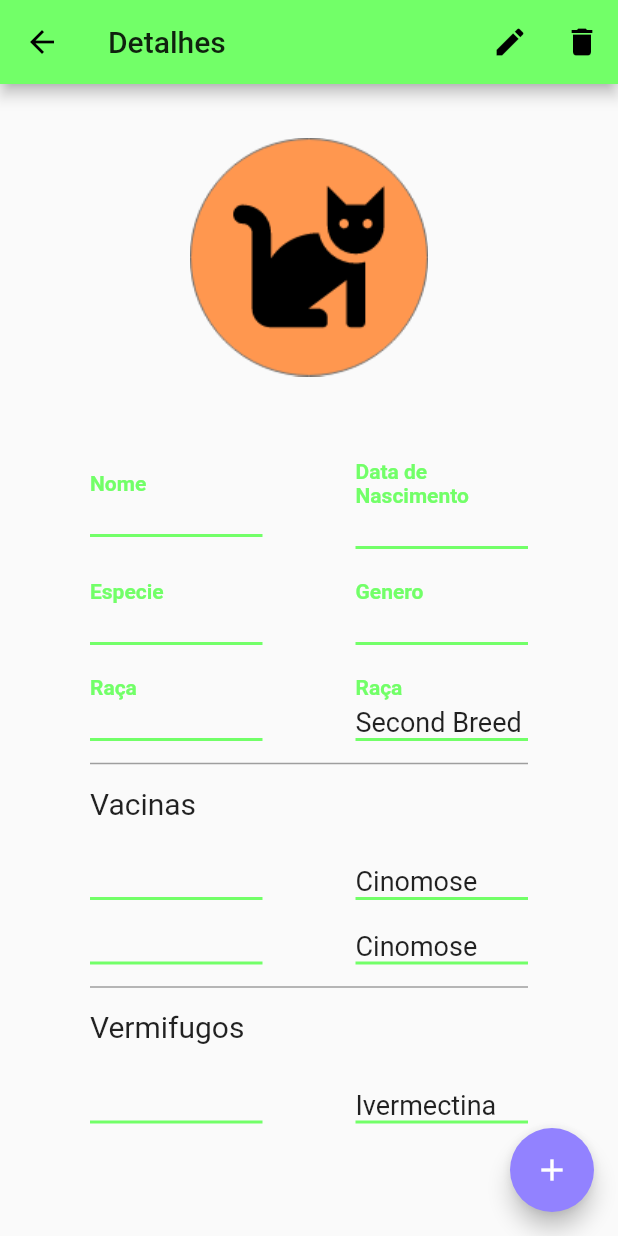
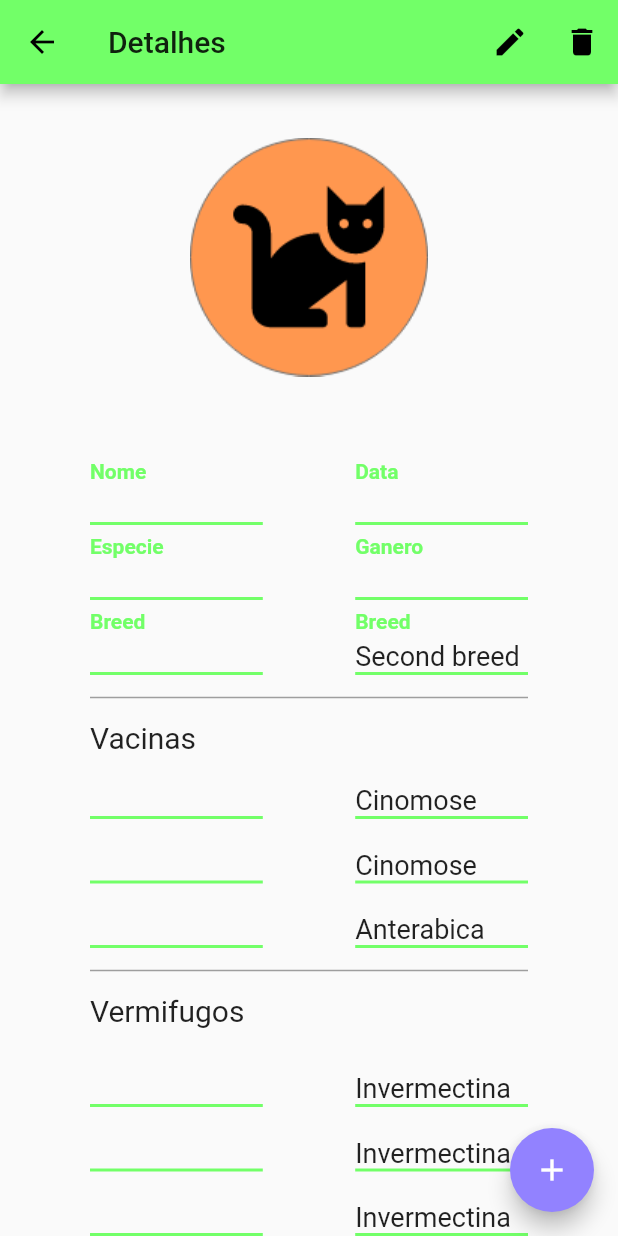
Before and after one commit to EduardoLima03/followpet, a Flutter app: the DetailsPage screen opened directly with empty values, on a phone screen of 412 x 824 dp. Run offline on Flutter 3.47's test engine with Material 2 defaults, Android fonts, the phone set to English and light mode, and no system bars; our stand-ins replace sqflite; accounts and stored records are empty.

Commit message:
Tela de detalhes concluida

```diff
--- a/lib/views/pages/details_page.dart
+++ b/lib/views/pages/details_page.dart
@@ -4,6 +4,7 @@ import 'package:followpet_alfa/data/database_helper.dart';
 import 'package:followpet_alfa/model/pet_model.dart';
 import 'package:followpet_alfa/utils/images.dart';
 import 'package:followpet_alfa/utils/strings/pt_br.dart';
+import 'package:followpet_alfa/views/widgets/field_widgets.dart';
 
 class DetailsPage extends StatefulWidget {
   const DetailsPage({Key key}) : super(key: key);
@@ -45,11 +46,11 @@ class _DetailsPageState extends State<DetailsPage> {
         if (constraints.maxWidth < 600) {
           return layoutSm(_petInfo);
         } else if (constraints.maxWidth >= 600 && constraints.maxWidth < 992) {
-          return layoutMd();
+          return layoutMd(_petInfo);
         } else if (constraints.maxWidth >= 992 && constraints.maxWidth < 1200) {
-          return layoutLg();
+          return layoutLg(_petInfo);
         } else if (constraints.maxWidth >= 1200) {
-          return layoutXl();
+          return layoutXl(_petInfo);
         } else {
           return layoutDefult();
         }
@@ -61,6 +62,7 @@ class _DetailsPageState extends State<DetailsPage> {
     );
   }
 
+  // end LayoutSM
   Widget layoutSm(PetModel pet) {
     return ListView(
       padding: EdgeInsets.fromLTRB(60, 36, 60, 0),
@@ -73,38 +75,33 @@ class _DetailsPageState extends State<DetailsPage> {
         SizedBox(
           height: 55,
         ),
-        Row(
-          children: [
-            field(pet.NamePet, fieldLabelName),
-            Expanded(
-              child: SizedBox(),
-            ),
-            field(pet.DateOfBirthPet, fieldLabelDate),
-          ],
+        FieldWidgets(
+          label1: 'Nome',
+          value1: pet.NamePet,
+          label2: 'Data',
+          value2: pet.DateOfBirthPet,
+          sized: 18,
         ),
         SizedBox(
-          height: 20,
+          height: 6,
         ),
-        Row(
-          children: [
-            field(pet.SpeciePet, fieldLabelSpacie),
-            Expanded(
-              child: SizedBox(),
-            ),
-            field(pet.GenderPet, fieldLabelGender)
-          ],
+        FieldWidgets(
+          sized: 18,
+          label1: 'Especie',
+          value1: pet.SpeciePet,
+          label2: 'Ganero',
+          value2: pet.GenderPet,
         ),
         SizedBox(
-          height: 20,
+          height: 6,
         ),
-        Row(
-          children: [
-            field(pet.BreedPet, fieldLabelBreed),
-            Expanded(child: SizedBox()),
-            field("Second Breed", fieldLabelBreed)
-          ],
+        FieldWidgets(
+          sized: 18,
+          label1: 'Breed',
+          value1: pet.BreedPet,
+          label2: 'Breed',
+          value2: 'Second breed',
         ),
-        //SizedBox(height: 19,),
         Container(
           child: Divider(
             height: 30,
@@ -117,69 +114,23 @@ class _DetailsPageState extends State<DetailsPage> {
           'Vacinas',
           style: TextStyle(fontSize: 20),
         ),
-        SizedBox(height: 30),
-        Row(
-          children: [
-            Container(
-              width: 115,
-              child: Text(
-                pet.DateOfBirthPet,
-                style: TextStyle(fontSize: 18),
-              ),
-              decoration: BoxDecoration(
-                border: Border(
-                  bottom: BorderSide(
-                      color: Theme.of(context).primaryColor, width: 2),
-                ),
-              ),
-            ),
-            Expanded(child: SizedBox()),
-            Container(
-              width: 115,
-              child: Text(
-                "Cinomose",
-                style: TextStyle(fontSize: 18),
-              ),
-              decoration: BoxDecoration(
-                border: Border(
-                  bottom: BorderSide(
-                      color: Theme.of(context).primaryColor, width: 2),
-                ),
-              ),
-            ),
-          ],
+        SizedBox(height: 20),
+        FieldWidgets(
+          value1: pet.DateOfBirthPet,
+          value2: 'Cinomose',
+          sized: 18,
         ),
         SizedBox(height: 20),
-        Row(
-          children: [
-            Container(
-              width: 115,
-              child: Text(
-                pet.DateOfBirthPet,
-                style: TextStyle(fontSize: 18),
+        FieldWidgets(
+          value1: pet.DateOfBirthPet,
+          value2: 'Cinomose',
+          sized: 18,
         ),
-              decoration: BoxDecoration(
-                border: Border(
-                  bottom: BorderSide(
-                      color: Theme.of(context).primaryColor, width: 2),
-                ),
-              ),
-            ),
-            Expanded(child: SizedBox()),
-            Container(
-              width: 115,
-              child: Text(
-                "Cinomose",
-                style: TextStyle(fontSize: 18),
-              ),
-              decoration: BoxDecoration(
-                border: Border(
-                  bottom: BorderSide(
-                      color: Theme.of(context).primaryColor, width: 2),
-                ),
-              ),
-            ),
-          ],
+        SizedBox(height: 20),
+        FieldWidgets(
+          value1: pet.DateOfBirthPet,
+          value2: 'Anterabica',
+          sized: 18,
         ),
         // end section vaccine
         //TODO start section vermifuge
@@ -195,92 +146,232 @@ class _DetailsPageState extends State<DetailsPage> {
           style: TextStyle(fontSize: 20),
         ),
         SizedBox(height: 30),
-        Row(
-          children: [
-            Container(
-              width: 115,
-              child: Text(
-                pet.DateOfBirthPet,
-                style: TextStyle(fontSize: 18),
+        FieldWidgets(
+          value1: pet.DateOfBirthPet,
+          value2: 'Invermectina',
+          sized: 18,
         ),
-              decoration: BoxDecoration(
-                border: Border(
-                  bottom: BorderSide(
-                      color: Theme.of(context).primaryColor, width: 2),
+        SizedBox(height: 20,),
+        FieldWidgets(
+          value1: pet.DateOfBirthPet,
+          value2: 'Invermectina',
+          sized: 18,
         ),
-              ),
-            ),
-            Expanded(child: SizedBox()),
-            Container(
-              width: 115,
-              child: Text(
-                "Ivermectina",
-                style: TextStyle(fontSize: 18),
-              ),
-              decoration: BoxDecoration(
-                border: Border(
-                  bottom: BorderSide(
-                      color: Theme.of(context).primaryColor, width: 2),
-                ),
-              ),
-            ),
-          ],
+        SizedBox(height: 20,),
+        FieldWidgets(
+          value1: pet.DateOfBirthPet,
+          value2: 'Invermectina',
+          sized: 18,
         ),
       ],
     );
-    //Fim ListView
   }
+  // Fim LayoutSM
 
-  // end LayoutSM
-  Container field(String value, String label) {
-    return Container(
-      width: 115,
-      child: Column(
-        mainAxisAlignment: MainAxisAlignment.start,
-        crossAxisAlignment: CrossAxisAlignment.start,
+  Widget layoutMd(PetModel pet) {
+    return ListView(
+      padding: EdgeInsets.fromLTRB(60, 36, 60, 0),
       children: [
-          Text(
-            label,
-            style: TextStyle(
-                color: Theme.of(context).primaryColor,
-                fontWeight: FontWeight.bold),
+        Container(
+          width: 180.0,
+          height: 180.0,
+          child: Image.asset(pet.SpeciePet == 'dog' ? ICONDOG : ICONCAT),
         ),
         SizedBox(
-            height: 5,
+          height: 55,
+        ),
+        FieldWidgets(
+          label1: 'Nome',
+          value1: pet.NamePet,
+          label2: 'Data',
+          value2: pet.DateOfBirthPet,
+          sized: 20,
+        ),
+        SizedBox(
+          height: 6,
+        ),
+        FieldWidgets(
+          sized: 20,
+          label1: 'Especie',
+          value1: pet.SpeciePet,
+          label2: 'Ganero',
+          value2: pet.GenderPet,
+        ),
+        SizedBox(
+          height: 6,
+        ),
+        FieldWidgets(
+          sized: 20,
+          label1: 'Breed',
+          value1: pet.BreedPet,
+          label2: 'Breed',
+          value2: 'Second breed',
+        ),
+        Container(
+          child: Divider(
+            height: 30,
+            color: Colors.grey,
+            thickness: 1,
+          ),
+        ),
+        // TODO start section vaccine
+        Text(
+          'Vacinas',
+          style: TextStyle(fontSize: 30),
+        ),
+        SizedBox(height: 20),
+        FieldWidgets(
+          value1: pet.DateOfBirthPet,
+          value2: 'Cinomose',
+          sized: 20,
+        ),
+        SizedBox(height: 20),
+        FieldWidgets(
+          value1: pet.DateOfBirthPet,
+          value2: 'Cinomose',
+          sized: 20,
+        ),
+        SizedBox(height: 20),
+        FieldWidgets(
+          value1: pet.DateOfBirthPet,
+          value2: 'Anterabica',
+          sized: 20,
+        ),
+        // end section vaccine
+        //TODO start section vermifuge
+        Container(
+          child: Divider(
+            height: 30,
+            color: Colors.grey,
+            thickness: 1,
+          ),
         ),
         Text(
-            value,
-            style: TextStyle(
-              fontSize: 18,
+          'Vermifugos',
+          style: TextStyle(fontSize: 30),
+        ),
+        SizedBox(height: 30),
+        FieldWidgets(
+          value1: pet.DateOfBirthPet,
+          value2: 'Invermectina',
+          sized: 20,
+        ),
+        SizedBox(height: 20,),
+        FieldWidgets(
+          value1: pet.DateOfBirthPet,
+          value2: 'Invermectina',
+          sized: 20,
+        ),
+        SizedBox(height: 20,),
+        FieldWidgets(
+          value1: pet.DateOfBirthPet,
+          value2: 'Invermectina',
+          sized: 20,
+        ),
+      ],
+    );
+  }
+  // Fim LayoutMD
+
+  Widget layoutLg(PetModel pet) {
+    return ListView(
+      padding: EdgeInsets.fromLTRB(120, 36, 120, 0),
+      children: [
+        Container(
+          width: 250.0,
+          height: 250.0,
+          child: Image.asset(pet.SpeciePet == 'dog' ? ICONDOG : ICONCAT),
+        ),
+        SizedBox(
+          height: 55,
+        ),
+        FieldWidgets(
+          label1: 'Nome',
+          value1: pet.NamePet,
+          label2: 'Data',
+          value2: pet.DateOfBirthPet,
+          sized: 30,
+        ),
+        SizedBox(
+          height: 6,
+        ),
+        FieldWidgets(
+          sized: 30,
+          label1: 'Especie',
+          value1: pet.SpeciePet,
+          label2: 'Ganero',
+          value2: pet.GenderPet,
+        ),
+        SizedBox(
+          height: 6,
+        ),
+        FieldWidgets(
+          sized: 30,
+          label1: 'Breed',
+          value1: pet.BreedPet,
+          label2: 'Breed',
+          value2: 'Second breed',
+        ),
+        Container(
+          child: Divider(
+            height: 30,
+            color: Colors.grey,
+            thickness: 1,
           ),
         ),
-        ],
+        // TODO start section vaccine
+        Text(
+          'Vacinas',
+          style: TextStyle(fontSize: 38),
         ),
-      decoration: BoxDecoration(
-        border: Border(
-          bottom: BorderSide(
-            color: Theme.of(context).primaryColor,
-            width: 2,
+        SizedBox(height: 20),
+        FieldWidgets(
+          value1: pet.DateOfBirthPet,
+          value2: 'Cinomose',
+          sized: 30,
+        ),
+        SizedBox(height: 20),
+        FieldWidgets(
+          value1: pet.DateOfBirthPet,
+          value2: 'Cinomose',
+          sized: 30,
+        ),
+        SizedBox(height: 20),
+        FieldWidgets(
+          value1: pet.DateOfBirthPet,
+          value2: 'Anterabica',
+          sized: 30,
+        ),
+        // end section vaccine
+        //TODO start section vermifuge
+        Container(
+          child: Divider(
+            height: 30,
+            color: Colors.grey,
+            thickness: 1,
           ),
         ),
+        Text(
+          'Vermifugos',
+          style: TextStyle(fontSize: 38),
         ),
-    );
-  }
-
-  // Fim LayoutSM
-  Widget layoutMd() {
-    return Container(
-      child: Text('LayoutMD'),
-    );
-  }
-
-  // Fim LayoutMD
-  Widget layoutLg() {
-    return ListView(
-      padding: EdgeInsets.fromLTRB(24.0, 36.0, 24.0, 0.0),
-      children: [
-        Container(
-          child: Image.asset(ICONDOG),
+        SizedBox(height: 30),
+        FieldWidgets(
+          value1: pet.DateOfBirthPet,
+          value2: 'Invermectina',
+          sized: 30,
+        ),
+        SizedBox(height: 20,),
+        FieldWidgets(
+          value1: pet.DateOfBirthPet,
+          value2: 'Invermectina',
+          sized: 30,
+        ),
+        SizedBox(height: 20,),
+        FieldWidgets(
+          value1: pet.DateOfBirthPet,
+          value2: 'Invermectina',
+          sized: 30,
         ),
       ],
     );
@@ -288,9 +379,107 @@ class _DetailsPageState extends State<DetailsPage> {
   }
 
   // Fim LayoutLG
-  Widget layoutXl() {
-    return Container(
-      child: Text('LayoutXl'),
+  Widget layoutXl(PetModel pet) {
+    return ListView(
+      padding: EdgeInsets.fromLTRB(120, 36, 120, 0),
+      children: [
+        Container(
+          width: 450.0,
+          height: 450.0,
+          child: Image.asset(pet.SpeciePet == 'dog' ? ICONDOG : ICONCAT),
+        ),
+        SizedBox(
+          height: 55,
+        ),
+        FieldWidgets(
+          label1: 'Nome',
+          value1: pet.NamePet,
+          label2: 'Data',
+          value2: pet.DateOfBirthPet,
+          sized: 40,
+        ),
+        SizedBox(
+          height: 6,
+        ),
+        FieldWidgets(
+          sized: 40,
+          label1: 'Especie',
+          value1: pet.SpeciePet,
+          label2: 'Ganero',
+          value2: pet.GenderPet,
+        ),
+        SizedBox(
+          height: 6,
+        ),
+        FieldWidgets(
+          sized: 40,
+          label1: 'Breed',
+          value1: pet.BreedPet,
+          label2: 'Breed',
+          value2: 'Second breed',
+        ),
+        Container(
+          child: Divider(
+            height: 30,
+            color: Colors.grey,
+            thickness: 1,
+          ),
+        ),
+        // TODO start section vaccine
+        Text(
+          'Vacinas',
+          style: TextStyle(fontSize: 48),
+        ),
+        SizedBox(height: 20),
+        FieldWidgets(
+          value1: pet.DateOfBirthPet,
+          value2: 'Cinomose',
+          sized: 40,
+        ),
+        SizedBox(height: 20),
+        FieldWidgets(
+          value1: pet.DateOfBirthPet,
+          value2: 'Cinomose',
+          sized: 40,
+        ),
+        SizedBox(height: 20),
+        FieldWidgets(
+          value1: pet.DateOfBirthPet,
+          value2: 'Anterabica',
+          sized: 40,
+        ),
+        // end section vaccine
+        //TODO start section vermifuge
+        Container(
+          child: Divider(
+            height: 30,
+            color: Colors.grey,
+            thickness: 1,
+          ),
+        ),
+        Text(
+          'Vermifugos',
+          style: TextStyle(fontSize: 48),
+        ),
+        SizedBox(height: 30),
+        FieldWidgets(
+          value1: pet.DateOfBirthPet,
+          value2: 'Invermectina',
+          sized: 40,
+        ),
+        SizedBox(height: 20,),
+        FieldWidgets(
+          value1: pet.DateOfBirthPet,
+          value2: 'Invermectina',
+          sized: 40,
+        ),
+        SizedBox(height: 20,),
+        FieldWidgets(
+          value1: pet.DateOfBirthPet,
+          value2: 'Invermectina',
+          sized: 40,
+        ),
+      ],
     );
   }
 
--- a/lib/views/pages/splash_screen_page.dart
+++ b/lib/views/pages/splash_screen_page.dart
@@ -1,5 +1,6 @@
 import 'package:flutter/material.dart';
 import 'package:followpet_alfa/data/database_helper.dart';
+import 'package:followpet_alfa/model/pet_model.dart';
 import 'package:followpet_alfa/utils/colors.dart';
 import 'package:followpet_alfa/utils/images.dart';
 
--- /dev/null
+++ b/lib/views/widgets/field_widgets.dart
@@ -0,0 +1,122 @@
+import 'package:flutter/material.dart';
+
+
+class FieldWidgets extends StatelessWidget {
+  String value1;
+  String value2;
+  String label1;
+  String label2;
+  double sized;
+
+  FieldWidgets(
+      {this.value1, this.value2, this.label1, this.label2, this.sized});
+
+  @override
+  Widget build(BuildContext context) {
+    if (this.label1 != null && this.label2 != null) {
+      return Row(
+        mainAxisAlignment: MainAxisAlignment.spaceBetween,
+        children: [
+          Container(
+            width: this.sized * 6.4,
+            child: Column(
+              mainAxisAlignment: MainAxisAlignment.start,
+              crossAxisAlignment: CrossAxisAlignment.start,
+              children: [
+                Text(
+                  this.label1,
+                  style: TextStyle(
+                      fontSize: this.sized - 4,
+                      color: Theme.of(context).primaryColor,
+                      fontWeight: FontWeight.bold),
+                ),
+                SizedBox(
+                  height: 5,
+                ),
+                Text(
+                  this.value1,
+                  style: TextStyle(
+                    fontSize: sized,
+                  ),
+                ),
+              ],
+            ),
+            decoration: BoxDecoration(
+              border: Border(
+                bottom: BorderSide(
+                  color: Theme.of(context).primaryColor,
+                  width: 2,
+                ),
+              ),
+            ),
+          ),
+          Container(
+            width: this.sized * 6.4,
+            child: Column(
+              mainAxisAlignment: MainAxisAlignment.start,
+              crossAxisAlignment: CrossAxisAlignment.start,
+              children: [
+                Text(
+                  this.label2,
+                  style: TextStyle(
+                      fontSize: this.sized - 4,
+                      color: Theme.of(context).primaryColor,
+                      fontWeight: FontWeight.bold),
+                ),
+                SizedBox(
+                  height: 5,
+                ),
+                Text(
+                  this.value2,
+                  style: TextStyle(
+                    fontSize: sized,
+                  ),
+                ),
+              ],
+            ),
+            decoration: BoxDecoration(
+              border: Border(
+                bottom: BorderSide(
+                  color: Theme.of(context).primaryColor,
+                  width: 2,
+                ),
+              ),
+            ),
+          )
+        ],
+      );
+    } else {
+      return Row(
+        mainAxisAlignment: MainAxisAlignment.spaceBetween,
+        children: [
+          Container(
+            width: sized * 6.4,
+            child: Text(
+              value1,
+              style: TextStyle(fontSize: sized),
+            ),
+            decoration: BoxDecoration(
+              border: Border(
+                bottom:
+                BorderSide(color: Theme.of(context).primaryColor, width: 2),
+              ),
+            ),
+          ),
+          Container(
+            width: sized * 6.4,
+            child: Text(
+              value2,
+              style: TextStyle(fontSize: sized),
+            ),
+            decoration: BoxDecoration(
+              border: Border(
+                bottom:
+                BorderSide(color: Theme.of(context).primaryColor, width: 2),
+              ),
+            ),
+          ),
+        ],
+      );
+    }
+  }
+}
```
Lines whose indentation alone changed are shown as unchanged.
